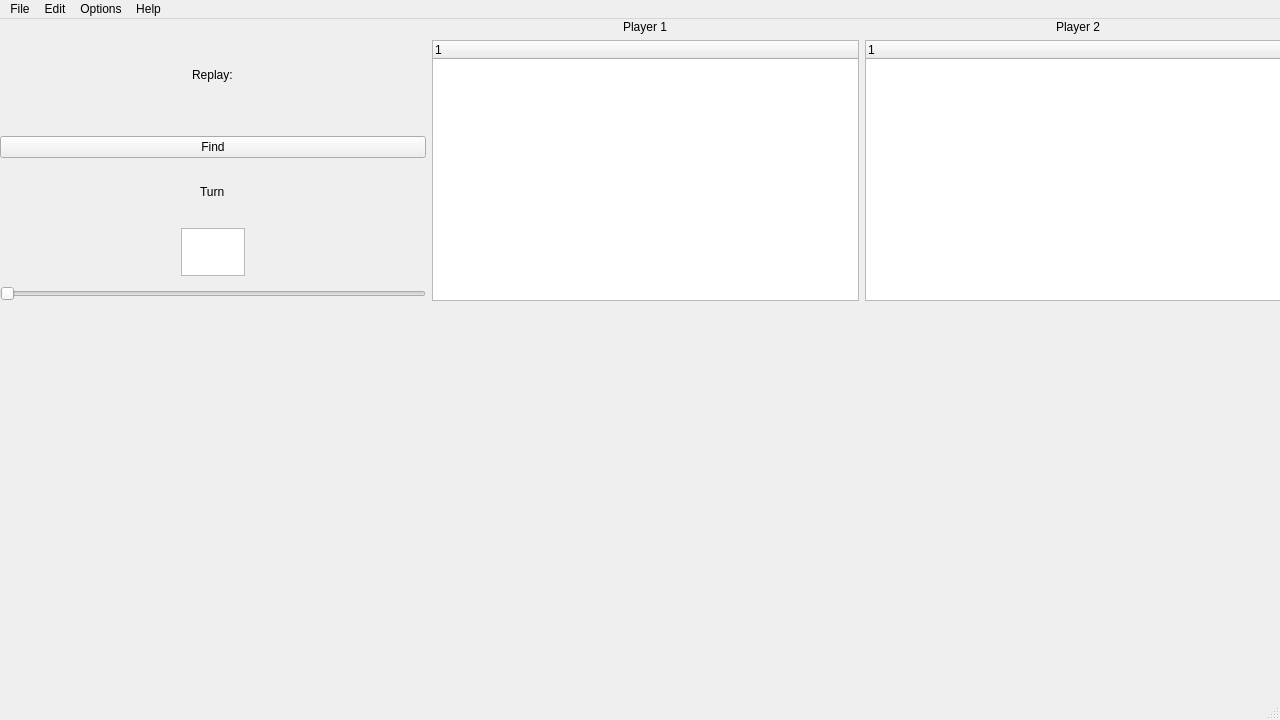
czajkub/ShowRep, file mainwindow.ui: the form before one commit.
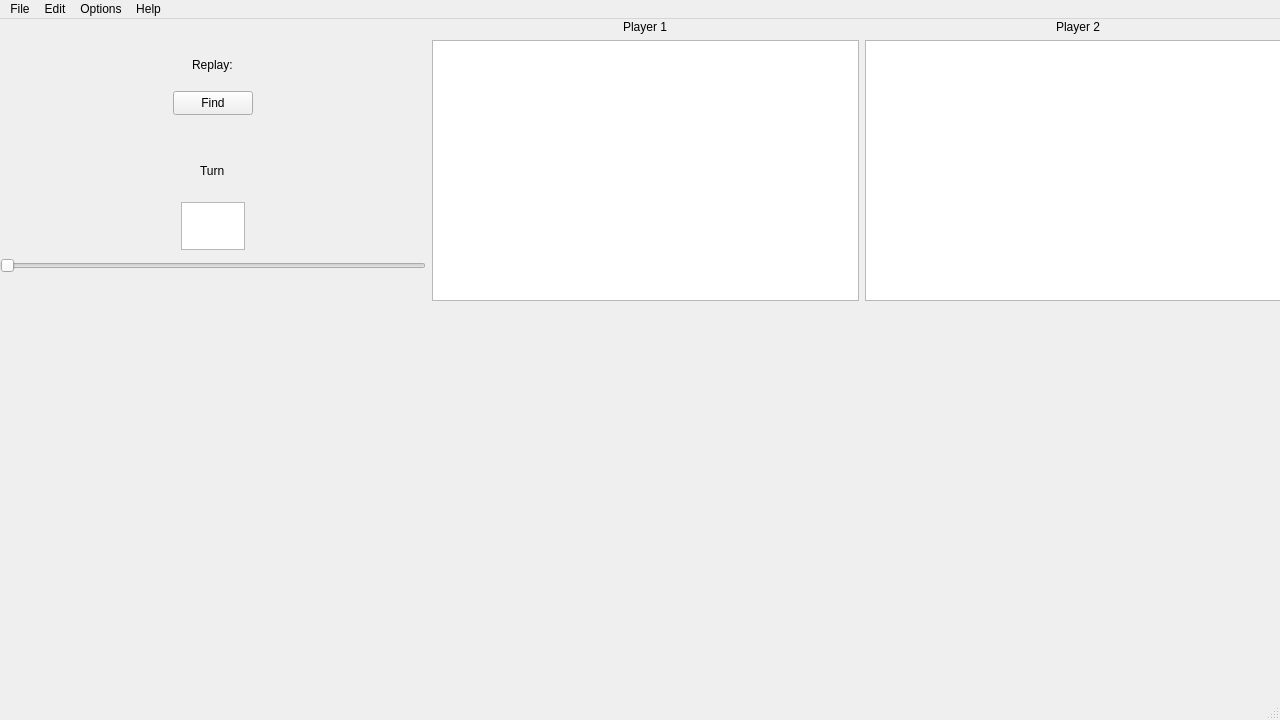
The form after the commit.

Patch:
```diff
--- a/mainwindow.ui
+++ b/mainwindow.ui
@@ -33,13 +33,25 @@
         <layout class="QVBoxLayout" name="verticalLayout">
          <item alignment="Qt::AlignmentFlag::AlignHCenter">
           <widget class="QLabel" name="fileLabel">
+           <property name="maximumSize">
+            <size>
+             <width>100</width>
+             <height>40</height>
+            </size>
+           </property>
            <property name="text">
             <string>Replay:</string>
            </property>
           </widget>
          </item>
-         <item>
+         <item alignment="Qt::AlignmentFlag::AlignHCenter">
           <widget class="QPushButton" name="fileButton">
+           <property name="maximumSize">
+            <size>
+             <width>100</width>
+             <height>24</height>
+            </size>
+           </property>
            <property name="text">
             <string>Find</string>
            </property>
@@ -51,12 +63,18 @@
         <layout class="QVBoxLayout" name="verticalLayout_2">
          <item alignment="Qt::AlignmentFlag::AlignHCenter">
           <widget class="QLabel" name="turnSliderLabel">
+           <property name="maximumSize">
+            <size>
+             <width>50</width>
+             <height>50</height>
+            </size>
+           </property>
            <property name="text">
             <string>Turn</string>
            </property>
           </widget>
          </item>
-         <item alignment="Qt::AlignmentFlag::AlignHCenter|Qt::AlignmentFlag::AlignVCenter">
+         <item alignment="Qt::AlignmentFlag::AlignHCenter">
           <widget class="QTextEdit" name="turnSliderEdit">
            <property name="maximumSize">
             <size>
@@ -74,6 +92,12 @@
          </item>
          <item>
           <widget class="QSlider" name="turnSlider">
+           <property name="maximumSize">
+            <size>
+             <width>1000</width>
+             <height>20</height>
+            </size>
+           </property>
            <property name="minimum">
             <number>1</number>
            </property>
@@ -96,7 +120,7 @@
         </widget>
        </item>
        <item>
-        <widget class="QTreeWidget" name="player1table">
+        <widget class="QListWidget" name="player1table">
          <property name="autoScroll">
           <bool>true</bool>
          </property>
@@ -114,7 +138,7 @@
         </widget>
        </item>
        <item>
-        <widget class="QTreeWidget" name="player2table"/>
+        <widget class="QListWidget" name="player2table"/>
        </item>
       </layout>
      </item>
```
